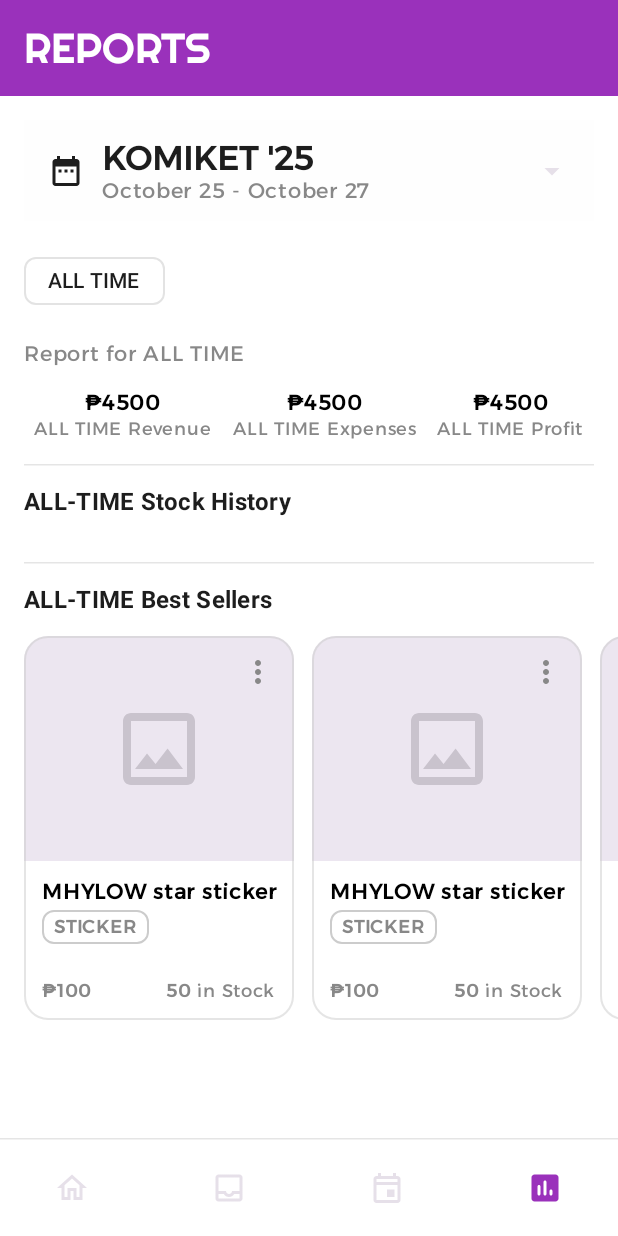
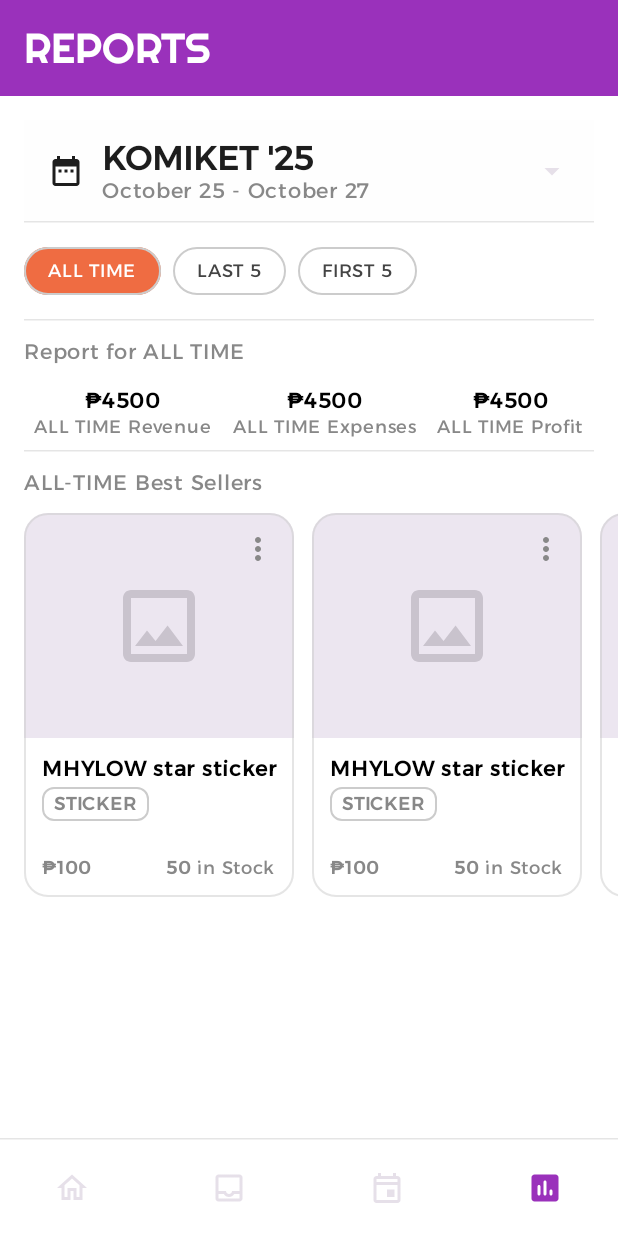
Before and after one commit to guesswhatisaac/Alleymate, an Android app built with Jetpack Compose: the reports_screen screen opened through its navigation route, on a phone screen of 412 x 824 dp. Run offline under Robolectric (Android 15) with nearby library versions, the phone set to English and light mode, and no system bars.

Commit message:
Enhance ReportsScreen UI and implement TimeFilterChips
This commit refactors the `ReportsScreen` UI and implements interactive `TimeFilterChips`.

- **ReportsScreen.kt:**
    - Added a `HorizontalDivider` below the event selector.
    - Updated `SectionHeader` for "Report for ALL TIME" and "ALL-TIME Best Sellers" to be subtle.
    - Adjusted vertical spacing for better layout.
    - Temporarily commented out the "ALL-TIME Stock History" section.

- **TimeFilterChips.kt:**
    - Implemented filter chips for "ALL TIME", "LAST 5", and "FIRST 5".
    - Added logic to manage the selected time filter state.
    - Styled the chips to reflect selection status with distinct colors for selected and unselected states.
    - Ensured chips are horizontally scrollable and centered.

```diff
--- a/app/src/main/java/com/mobdeve/s18/roman/isaacnathan/alleymate/ui/reports/ReportsScreen.kt
+++ b/app/src/main/java/com/mobdeve/s18/roman/isaacnathan/alleymate/ui/reports/ReportsScreen.kt
@@ -4,6 +4,7 @@ import androidx.compose.foundation.layout.*
 import androidx.compose.foundation.lazy.LazyColumn
 import androidx.compose.foundation.lazy.LazyRow
 import androidx.compose.foundation.lazy.items
+import androidx.compose.material3.HorizontalDivider
 import androidx.compose.material3.MaterialTheme
 import androidx.compose.material3.Scaffold
 import androidx.compose.material3.Text
@@ -40,7 +41,7 @@ fun ReportsScreen() {
             modifier = Modifier
                 .fillMaxSize()
                 .padding(innerPadding),
-            verticalArrangement = Arrangement.spacedBy(16.dp),
+            verticalArrangement = Arrangement.spacedBy(8.dp),
             contentPadding = PaddingValues(top = 16.dp, bottom = 80.dp)
         ) {
             // --- EVENT SELECTOR BAR ---
@@ -50,6 +51,11 @@ fun ReportsScreen() {
                     eventDate = "October 25 - October 27",
                     onSelectorClick = { /* TODO: Show event dropdown */ },
                     modifier = Modifier.padding(horizontal = 16.dp)
+                )
+
+                HorizontalDivider(
+                    modifier = Modifier.padding(horizontal = 16.dp),
+                    color = MaterialTheme.colorScheme.outlineVariant
                 )
             }
 
@@ -63,6 +69,7 @@ fun ReportsScreen() {
                 Column(modifier = Modifier.padding(horizontal = 16.dp)) {
                     SectionHeader(
                         title = "Report for ALL TIME",
+                        showDivider = true,
                         isSubtle = true
                     )
                     Spacer(modifier = Modifier.height(16.dp))
@@ -78,12 +85,14 @@ fun ReportsScreen() {
             }
 
             // --- STOCK HISTORY ---
+            /*
             item {
                 Column {
                     SectionHeader(
                         title = "ALL-TIME Stock History",
                         modifier = Modifier.padding(horizontal = 16.dp),
-                        showDivider = true
+                        showDivider = true,
+                        isSubtle = true
                     )
                     Spacer(modifier = Modifier.height(12.dp))
                     LazyRow(
@@ -92,6 +101,7 @@ fun ReportsScreen() {
                     ) { }
                 }
             }
+            */
 
             // --- BEST SELLERS ---
             item {
@@ -99,7 +109,8 @@ fun ReportsScreen() {
                     SectionHeader(
                         title = "ALL-TIME Best Sellers",
                         modifier = Modifier.padding(horizontal = 16.dp),
-                        showDivider = true
+                        showDivider = true,
+                        isSubtle = true
                     )
                     Spacer(modifier = Modifier.height(12.dp))
                     LazyRow(
--- a/app/src/main/java/com/mobdeve/s18/roman/isaacnathan/alleymate/ui/reports/components/TimeFilterChips.kt
+++ b/app/src/main/java/com/mobdeve/s18/roman/isaacnathan/alleymate/ui/reports/components/TimeFilterChips.kt
@@ -2,41 +2,66 @@ package com.mobdeve.s18.roman.isaacnathan.alleymate.ui.reports.components
 
 import androidx.compose.foundation.layout.Arrangement
 import androidx.compose.foundation.layout.PaddingValues
+import androidx.compose.foundation.layout.fillMaxWidth
 import androidx.compose.foundation.lazy.LazyRow
+import androidx.compose.foundation.lazy.items
 import androidx.compose.material3.*
 import androidx.compose.runtime.*
+import androidx.compose.ui.Alignment
 import androidx.compose.ui.Modifier
+import androidx.compose.ui.graphics.Color
+import androidx.compose.ui.text.font.FontWeight
 import androidx.compose.ui.tooling.preview.Preview
 import androidx.compose.ui.unit.dp
 
 @Composable
 fun TimeFilterChips(modifier: Modifier = Modifier) {
+    val categories = listOf("ALL TIME", "LAST 5", "FIRST 5")
     var selectedTime by remember { mutableStateOf("ALL TIME") }
+    val selectedColor = Color(0xFFEF6C42)
 
+    // --- Filter Chips Scrollable Row ---
     LazyRow(
-        modifier = modifier,
+        modifier = Modifier.fillMaxWidth(),
+        contentPadding = PaddingValues(horizontal = 16.dp),
         horizontalArrangement = Arrangement.spacedBy(8.dp),
-        contentPadding = PaddingValues(horizontal = 16.dp)
+        verticalAlignment = Alignment.CenterVertically
     ) {
-        item {
+        // --- Category Chips ---
+        items(categories) { category ->
+            val isSelected = selectedTime == category
+
             FilterChip(
-                selected = true, // Always selected for this design
-                onClick = { /* TODO: Handle other time filters */ },
-                label = { Text("ALL TIME") },
+                selected = isSelected,
+                onClick = { selectedTime = category },
+                label = {
+                    Text(
+                        text = category,
+                        style = MaterialTheme.typography.labelSmall,
+                        fontWeight = FontWeight.Normal
+                    )
+                },
+                shape = MaterialTheme.shapes.medium,
                 colors = FilterChipDefaults.filterChipColors(
-                    selectedContainerColor = MaterialTheme.colorScheme.surfaceVariant,
-                    selectedLabelColor = MaterialTheme.colorScheme.onSurface
+                    containerColor = Color.Transparent,
+                    labelColor = Color.DarkGray,
+                    selectedContainerColor = selectedColor,
+                    selectedLabelColor = Color.White
                 ),
                 border = FilterChipDefaults.filterChipBorder(
-                    borderColor = MaterialTheme.colorScheme.outlineVariant,
-                    selected = false,
-                    enabled = false,
+                    borderColor = Color.LightGray,
+                    selectedBorderColor = Color.Transparent,
+                    borderWidth = 1.dp,
+                    enabled = true,
+                    selected = false
                 )
             )
         }
     }
 }
 
+
+
 @Preview
 @Composable
 private fun TimeFilterChipsPreview() {
```
